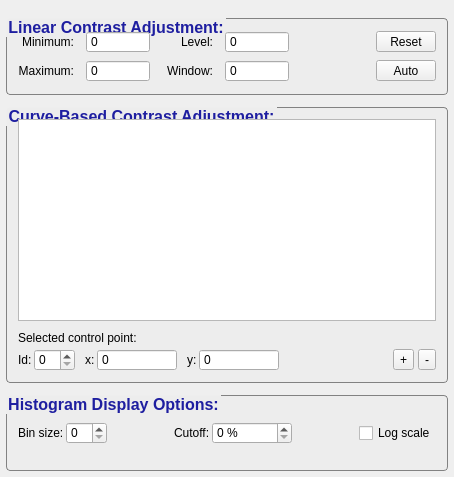
This is GUI/Qt/Components/ContrastInspector.ui in pyushkevich/itksnap as Qt 5 draws it before an edit. The edited form follows.
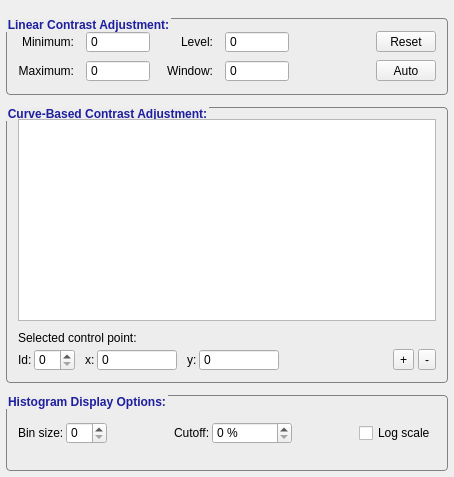
This is the edited form. Icons and pictures are not drawn. Custom widgets are drawn as their Qt base class.

Commit message: Fixed Linux display issues (interactor widgets hiding main widgets, crashing of VTK renderer widgets, font size issues

```diff
--- a/GUI/Qt/Components/ContrastInspector.ui
+++ b/GUI/Qt/Components/ContrastInspector.ui
@@ -37,7 +37,7 @@
   background-origin: content;
   margin-top: 2.5ex;
   font-weight: bold;
-  font-size: 12pt;
+  font-size: 12px;
   font-family: helvetica;
   color: rgb(30,30,160);
   background-color: rgb(237,237,237);
```
Left out of the diff: 12 changed lines with no effect on the pictures. The commit also changes 18 other files.
